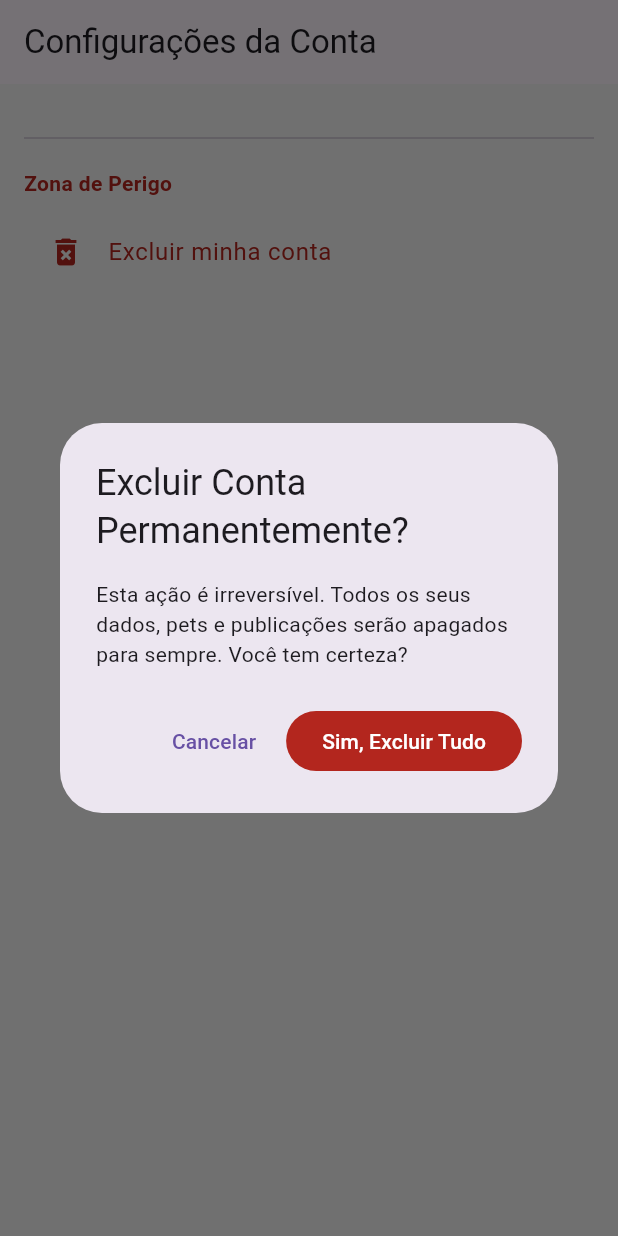
After one commit to kaikeventura/petgram_web, a Flutter app: the AccountSettingsScreen screen opened by its route, after a tap on "Excluir minha conta", on a phone screen of 412 x 824 dp. The commit adds this screen. Run offline on Flutter 3.47's test engine with Material 3 defaults, Android fonts, the light colour scheme and no system bars; our stand-ins replace dio, flutter_riverpod, flutter_secure_storage, go_router, image_picker; accounts and stored records are empty.

Commit message:
feat(account): Implement account management and deletion
- Adds `AccountRepository` to handle user profile data (get, update, delete).
- Implements `accountProvider` to fetch user data and `AccountController` to manage stateful actions like account deletion.
- Creates `AccountSettingsScreen` with a "Danger Zone" for account deletion.
- Implements a confirmation dialog (`AlertDialog`) to prevent accidental account deletion.
- Integrates the new `/settings` route and adds an access point from the user's profile screen.

```diff
--- /dev/null
+++ b/lib/features/account/presentation/account_settings_screen.dart
@@ -0,0 +1,82 @@
+import 'package:flutter/material.dart';
+import 'package:flutter_riverpod/flutter_riverpod.dart';
+import 'package:go_router/go_router.dart';
+import 'package:petgram_web/features/account/providers/account_providers.dart';
+
+class AccountSettingsScreen extends ConsumerWidget {
+  const AccountSettingsScreen({super.key});
+
+  @override
+  Widget build(BuildContext context, WidgetRef ref) {
+    ref.listen<AsyncValue<void>>(accountControllerProvider, (_, state) {
+      if (state is AsyncError) {
+        ScaffoldMessenger.of(context).showSnackBar(
+          SnackBar(content: Text('Erro: ${state.error}')),
+        );
+      }
+    });
+
+    return Scaffold(
+      appBar: AppBar(title: const Text('Configurações da Conta')),
+      body: ListView(
+        padding: const EdgeInsets.all(16.0),
+        children: [
+          const Divider(height: 40),
+          Text(
+            'Zona de Perigo',
+            style: TextStyle(
+              color: Theme.of(context).colorScheme.error,
+              fontWeight: FontWeight.bold,
+            ),
+          ),
+          const SizedBox(height: 8),
+          ListTile(
+            leading: Icon(Icons.delete_forever, color: Theme.of(context).colorScheme.error),
+            title: Text(
+              'Excluir minha conta',
+              style: TextStyle(color: Theme.of(context).colorScheme.error),
+            ),
+            onTap: () => _showDeleteConfirmationDialog(context, ref),
+          ),
+        ],
+      ),
+    );
+  }
+
+  void _showDeleteConfirmationDialog(BuildContext context, WidgetRef ref) {
+    final isDeleting = ref.watch(accountControllerProvider).isLoading;
+
+    showDialog(
+      context: context,
+      builder: (BuildContext dialogContext) {
+        return AlertDialog(
+          title: const Text('Excluir Conta Permanentemente?'),
+          content: const Text(
+            'Esta ação é irreversível. Todos os seus dados, pets e publicações serão apagados para sempre. Você tem certeza?',
+          ),
+          actions: <Widget>[
+            TextButton(
+              child: const Text('Cancelar'),
+              onPressed: () => Navigator.of(dialogContext).pop(),
+            ),
+            if (isDeleting)
+              const CircularProgressIndicator()
+            else
+              FilledButton(
+                style: FilledButton.styleFrom(
+                  backgroundColor: Theme.of(context).colorScheme.error,
+                ),
+                child: const Text('Sim, Excluir Tudo'),
+                onPressed: () async {
+                  final success = await ref.read(accountControllerProvider.notifier).deleteAccount();
+                  if (success && dialogContext.mounted) {
+                    Navigator.of(dialogContext).pop();
+                  }
+                },
+              ),
+          ],
+        );
+      },
+    );
+  }
+}
--- a/lib/main.dart
+++ b/lib/main.dart
@@ -1,6 +1,7 @@
 import 'package:flutter/material.dart';
 import 'package:flutter_riverpod/flutter_riverpod.dart';
 import 'package:go_router/go_router.dart';
+import 'package:petgram_web/features/account/presentation/account_settings_screen.dart';
 import 'package:petgram_web/features/auth/presentation/notifiers/auth_notifier.dart';
 import 'package:petgram_web/features/auth/presentation/notifiers/auth_state.dart';
 import 'package:petgram_web/features/auth/presentation/screens/login_screen.dart';
@@ -93,6 +94,10 @@ final routerProvider = Provider<GoRouter>((ref) {
           return PublicPetProfileScreen(petId: petId);
         },
       ),
+      GoRoute(
+        path: '/settings',
+        builder: (context, state) => const AccountSettingsScreen(),
+      ),
       ShellRoute(
         navigatorKey: _shellNavigatorKey,
         builder: (context, state, child) {
```
Also changed, not shown: lib/features/account/models/user_profile_model.dart (added, +19 -0 lines), lib/features/account/models/user_update_request.dart (added, +9 -0 lines), lib/features/account/providers/account_providers.dart (added, +35 -0 lines), lib/features/account/repositories/account_repository.dart (added, +55 -0 lines), lib/features/pet/presentation/pet_profile_screen.dart (+7 -0 lines).
